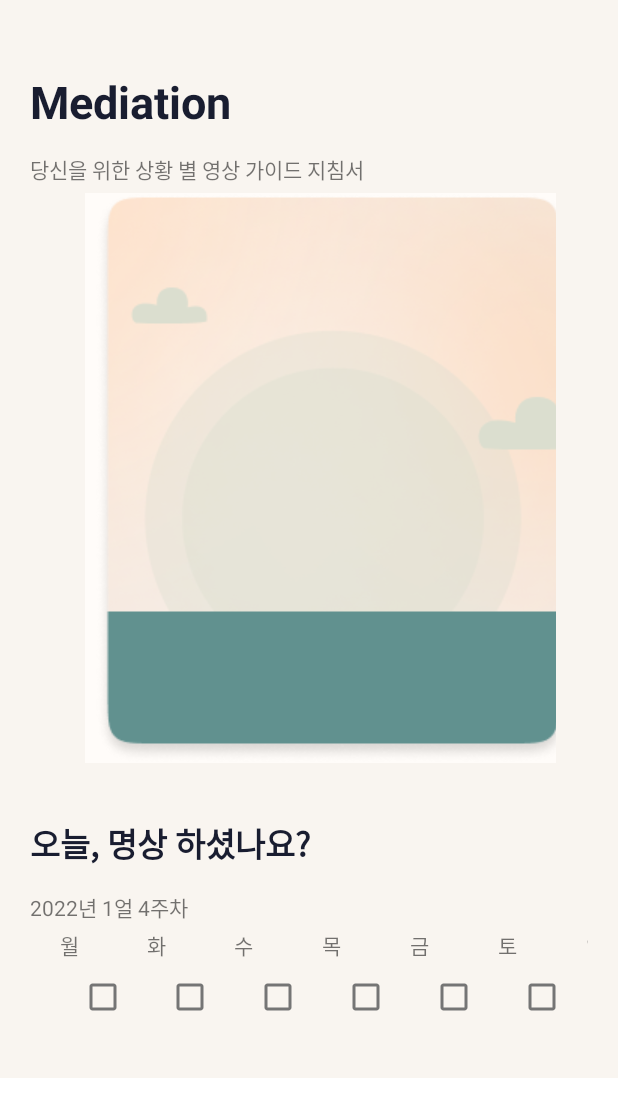
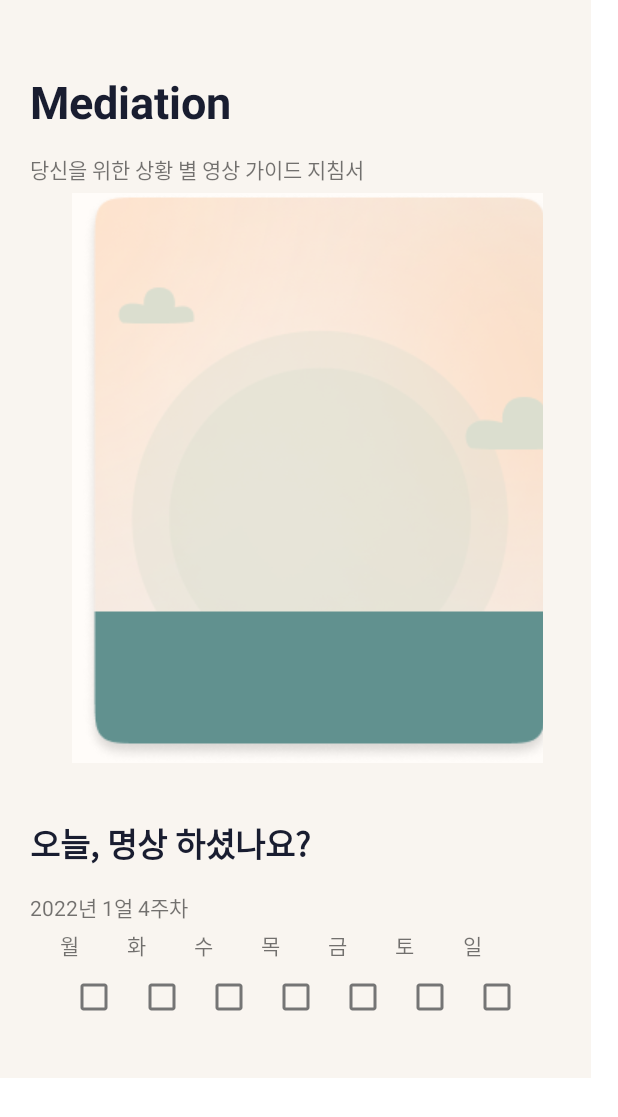
Before and after one commit to ChaeheeKang-GitHub/WUDC, an Android app: the MediationActivity screen opened directly, with no data from a screen before it, on a phone screen of 412 x 824 dp. Shown: the top 1117 px of the screen. Run offline under Robolectric (Android 15) with nearby library versions, the phone set to English and light mode, and no system bars.

Commit message:
mediation for dk

```diff
--- a/app/src/main/res/layout/activity_mediation.xml
+++ b/app/src/main/res/layout/activity_mediation.xml
@@ -66,7 +66,7 @@
 
     <LinearLayout
         android:id="@+id/linearLayout"
-        android:layout_width="409dp"
+        android:layout_width="match_parent"
         android:layout_height="wrap_content"
         android:layout_marginStart="20dp"
         android:layout_marginTop="4dp"
@@ -131,7 +131,7 @@
 
     <LinearLayout
         android:id="@+id/linearLayout2"
-        android:layout_width="409dp"
+        android:layout_width="match_parent"
         android:layout_height="wrap_content"
         android:layout_marginStart="20dp"
         android:layout_marginEnd="20dp"
```
